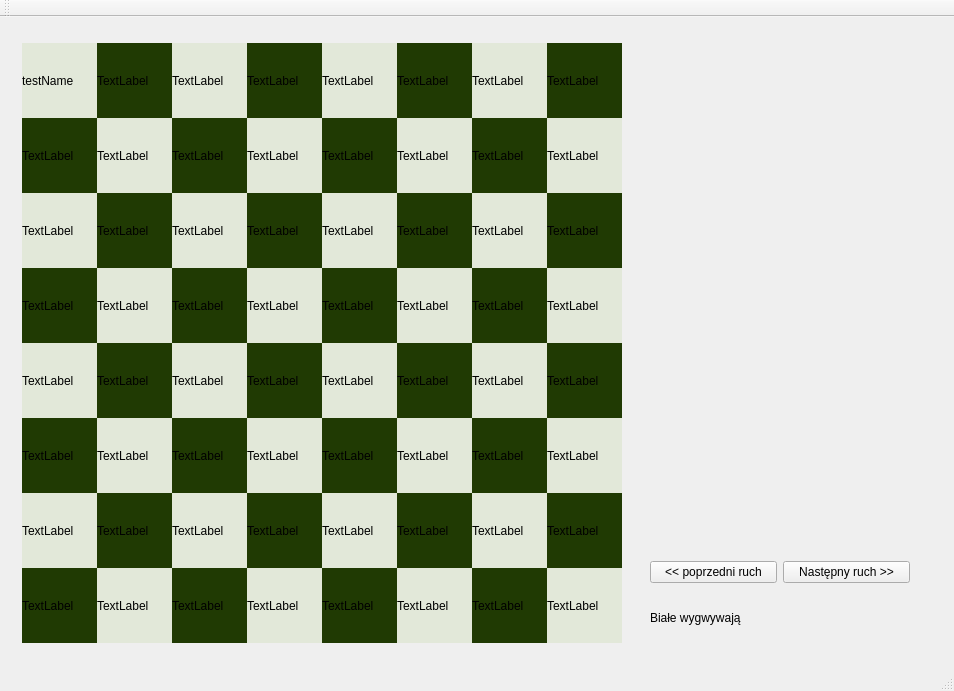
First picture: the form in ChessAppQt/ChessAppQt.ui, repository xDepcio/chess-cpp, before the edit.
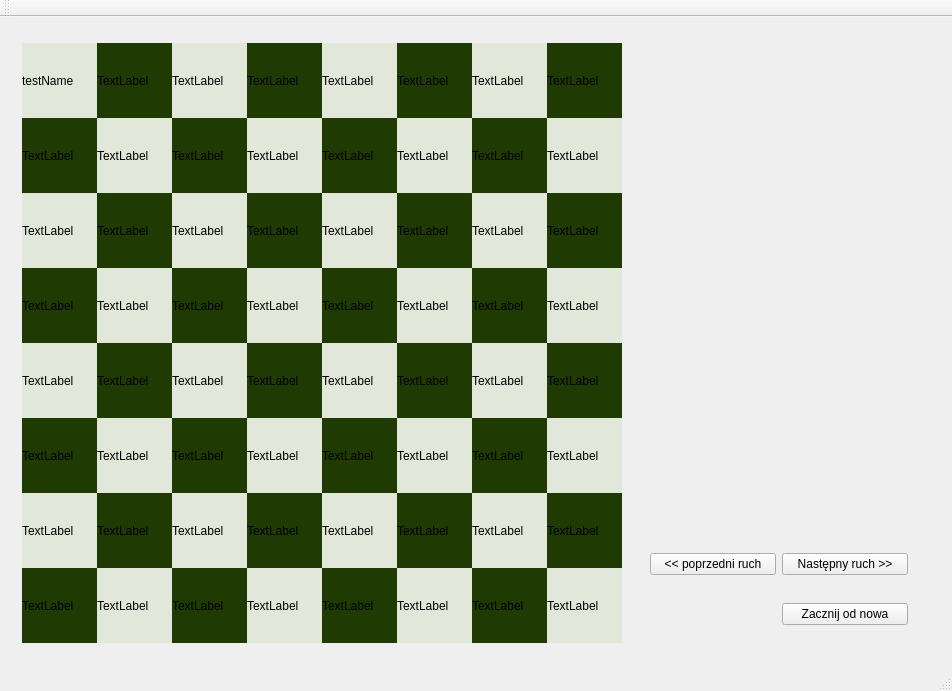
Second picture: the form after the edit. The open tabs and pages were chosen to show the change. Custom widgets are drawn as their Qt base class.

Commit message: Fixed next and prev buttons

Diff of the .ui file:
```diff
--- a/ChessAppQt/ChessAppQt.ui
+++ b/ChessAppQt/ChessAppQt.ui
@@ -6,7 +6,7 @@
    <rect>
     <x>0</x>
     <y>0</y>
-    <width>954</width>
+    <width>952</width>
     <height>691</height>
    </rect>
   </property>
@@ -2261,7 +2261,14 @@
               <item>
                <widget class="QLabel" name="gameEndLabel">
                 <property name="text">
-                 <string>Białe wygwywają</string>
+                 <string/>
+                </property>
+               </widget>
+              </item>
+              <item>
+               <widget class="QPushButton" name="restartBtn">
+                <property name="text">
+                 <string>Zacznij od nowa</string>
                 </property>
                </widget>
               </item>
```
Left out of the diff: 2 changed lines with no effect on the pictures. The commit also changes 4 other files.
